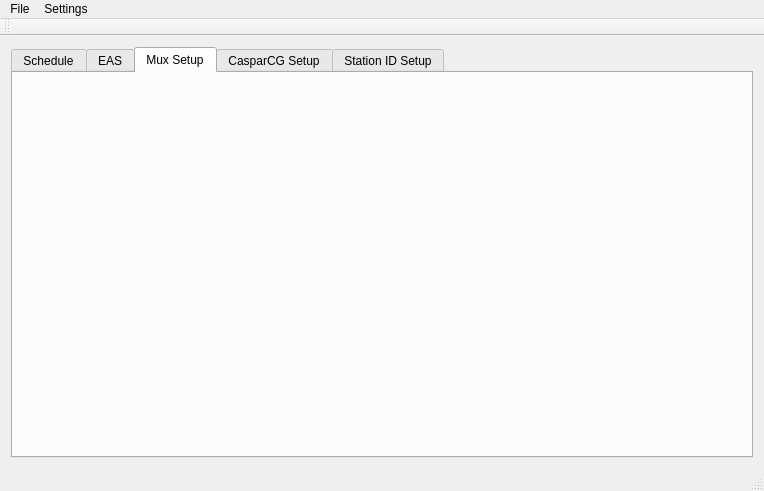
First picture: the form in Source/mainwindow.ui, repository dedicatedbroadcastsolutions/TvARP, before the edit.
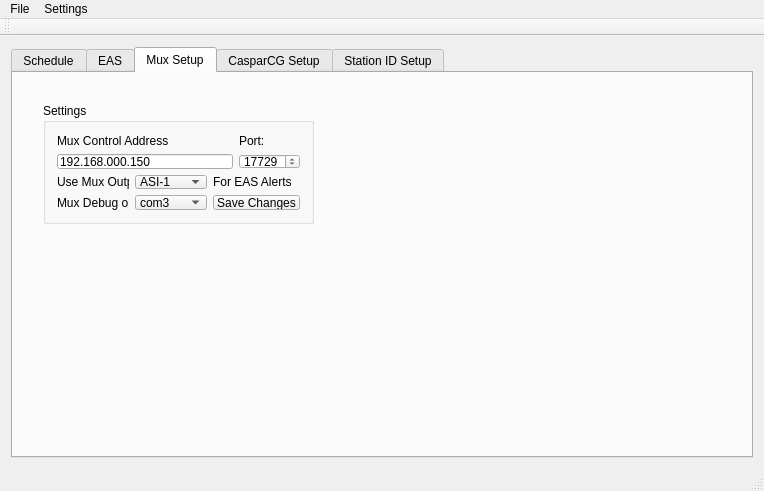
Second picture: the form after the edit. The open tabs and pages were chosen to show the change. Icons and pictures are not drawn.

Commit message: add config for output

```diff
--- a/Source/mainwindow.ui
+++ b/Source/mainwindow.ui
@@ -353,6 +353,151 @@
        <attribute name="title">
         <string>Mux Setup</string>
        </attribute>
+       <widget class="QGroupBox" name="groupBox_5">
+        <property name="geometry">
+         <rect>
+          <x>30</x>
+          <y>30</y>
+          <width>271</width>
+          <height>121</height>
+         </rect>
+        </property>
+        <property name="title">
+         <string>Settings</string>
+        </property>
+        <layout class="QGridLayout" name="gridLayout_7">
+         <item row="2" column="0">
+          <widget class="QLabel" name="label_14">
+           <property name="text">
+            <string>Use Mux Output:</string>
+           </property>
+          </widget>
+         </item>
+         <item row="2" column="2" colspan="2">
+          <widget class="QLabel" name="label_15">
+           <property name="text">
+            <string>For EAS Alerts</string>
+           </property>
+          </widget>
+         </item>
+         <item row="2" column="1">
+          <widget class="QComboBox" name="mux_out_port">
+           <item>
+            <property name="text">
+             <string>ASI-1</string>
+            </property>
+           </item>
+           <item>
+            <property name="text">
+             <string>ASI-2</string>
+            </property>
+           </item>
+           <item>
+            <property name="text">
+             <string>SMPTE</string>
+            </property>
+           </item>
+           <item>
+            <property name="text">
+             <string>No Output</string>
+            </property>
+           </item>
+           <item>
+            <property name="text">
+             <string>IP-1</string>
+            </property>
+           </item>
+           <item>
+            <property name="text">
+             <string>IP-2</string>
+            </property>
+           </item>
+           <item>
+            <property name="text">
+             <string>IP-3</string>
+            </property>
+           </item>
+           <item>
+            <property name="text">
+             <string>IP-4</string>
+            </property>
+           </item>
+          </widget>
+         </item>
+         <item row="1" column="0" colspan="3">
+          <widget class="QLineEdit" name="mux_ctrl_addr">
+           <property name="maximumSize">
+            <size>
+             <width>190</width>
+             <height>16777215</height>
+            </size>
+           </property>
+           <property name="inputMask">
+            <string>000.000.000.000;_</string>
+           </property>
+           <property name="text">
+            <string>192.168.000.150</string>
+           </property>
+          </widget>
+         </item>
+         <item row="1" column="3">
+          <widget class="QSpinBox" name="mux_ctrl_port">
+           <property name="maximumSize">
+            <size>
+             <width>75</width>
+             <height>16777215</height>
+            </size>
+           </property>
+           <property name="minimum">
+            <number>1024</number>
+           </property>
+           <property name="maximum">
+            <number>49151</number>
+           </property>
+           <property name="value">
+            <number>17729</number>
+           </property>
+          </widget>
+         </item>
+         <item row="0" column="0" colspan="3">
+          <widget class="QLabel" name="label_13">
+           <property name="text">
+            <string>Mux Control Address</string>
+           </property>
+          </widget>
+         </item>
+         <item row="0" column="3">
+          <widget class="QLabel" name="label_12">
+           <property name="text">
+            <string>Port:</string>
+           </property>
+          </widget>
+         </item>
+         <item row="3" column="0">
+          <widget class="QLabel" name="label_16">
+           <property name="text">
+            <string>Mux Debug on:</string>
+           </property>
+          </widget>
+         </item>
+         <item row="3" column="1">
+          <widget class="QComboBox" name="comboBox_3">
+           <item>
+            <property name="text">
+             <string>com3</string>
+            </property>
+           </item>
+          </widget>
+         </item>
+         <item row="3" column="2" colspan="2">
+          <widget class="QPushButton" name="update_mux_settings">
+           <property name="text">
+            <string>Save Changes</string>
+           </property>
+          </widget>
+         </item>
+        </layout>
+       </widget>
       </widget>
       <widget class="QWidget" name="tab_4">
        <attribute name="title">
```
Left out of the diff: 28 changed lines with no effect on the pictures. The commit also changes 18 other files.
